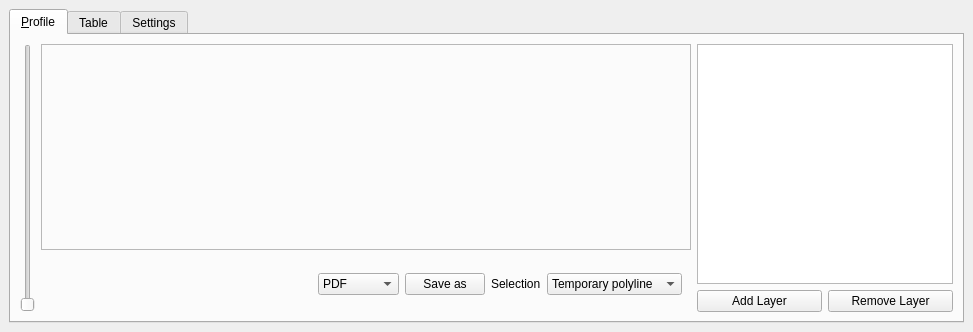
First picture: the form in ui/profiletool.ui, repository etiennesky/profiletool, before the edit.
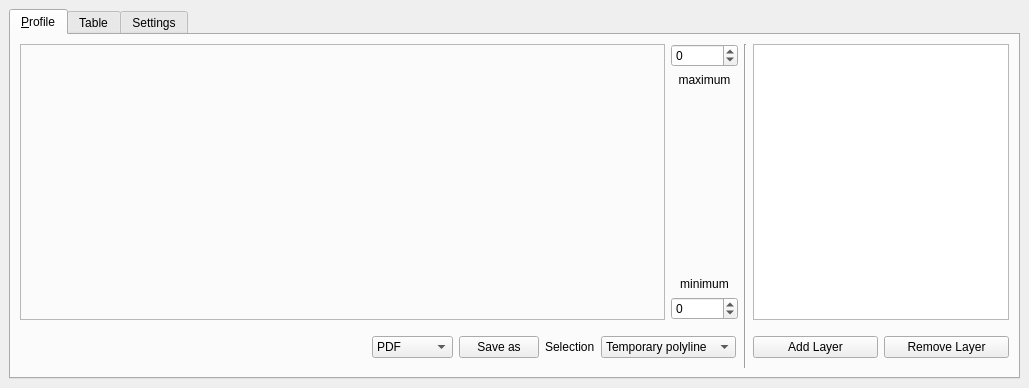
Second picture: the form after the edit.

Commit message: Spinboxes for the Y scale range. Code cleanups. Fixes #6

```diff
--- a/ui/profiletool.ui
+++ b/ui/profiletool.ui
@@ -6,8 +6,8 @@
    <rect>
     <x>0</x>
     <y>0</y>
-    <width>973</width>
-    <height>332</height>
+    <width>1029</width>
+    <height>388</height>
    </rect>
   </property>
   <property name="windowTitle">
@@ -51,44 +51,31 @@
        <attribute name="title">
         <string>&amp;Profile</string>
        </attribute>
-       <layout class="QGridLayout">
-        <item row="1" column="0">
-         <layout class="QHBoxLayout" name="_2">
+       <layout class="QHBoxLayout" name="horizontalLayout_2">
           <item>
            <layout class="QGridLayout" name="gridLayout">
-            <item row="0" column="1">
-             <widget class="QFrame" name="frame_for_plot">
+          <item row="0" column="5">
+           <widget class="QTableView" name="tableView">
               <property name="sizePolicy">
-               <sizepolicy hsizetype="Preferred" vsizetype="Preferred">
-                <horstretch>0</horstretch>
-                <verstretch>1</verstretch>
-               </sizepolicy>
-              </property>
-              <property name="frameShape">
-               <enum>QFrame::StyledPanel</enum>
-              </property>
-              <property name="frameShadow">
-               <enum>QFrame::Raised</enum>
-              </property>
-              <layout class="QVBoxLayout" name="verticalLayout_9"/>
-             </widget>
-            </item>
-            <item row="0" column="0" rowspan="2">
-             <widget class="QSlider" name="scaleSlider">
-              <property name="sizePolicy">
-               <sizepolicy hsizetype="Maximum" vsizetype="Expanding">
+             <sizepolicy hsizetype="Preferred" vsizetype="Expanding">
                 <horstretch>0</horstretch>
                 <verstretch>0</verstretch>
                </sizepolicy>
               </property>
-              <property name="orientation">
-               <enum>Qt::Vertical</enum>
+            <property name="minimumSize">
+             <size>
+              <width>10</width>
+              <height>10</height>
+             </size>
               </property>
              </widget>
             </item>
-            <item row="1" column="1">
+          <item row="1" column="2" colspan="2">
              <widget class="QWidget" name="widget_save_buttons" native="true">
               <layout class="QHBoxLayout" name="horizontalLayout_3">
+             <property name="margin">
+              <number>2</number>
+             </property>
                <item>
                 <widget class="QStackedWidget" name="stackedWidget">
                  <property name="currentIndex">
@@ -172,6 +159,9 @@
                    <verstretch>0</verstretch>
                   </sizepolicy>
                  </property>
+               <property name="frame">
+                <bool>true</bool>
+               </property>
                  <item>
                   <property name="text">
                    <string>Temporary polyline</string>
@@ -187,28 +177,97 @@
               </layout>
              </widget>
             </item>
+          <item row="0" column="3">
+           <layout class="QVBoxLayout" name="verticalLayout_5">
+            <item>
+             <widget class="QSpinBox" name="sbMaxVal">
+              <property name="minimum">
+               <number>-99999</number>
+              </property>
+              <property name="maximum">
+               <number>999999</number>
+              </property>
+             </widget>
+            </item>
+            <item>
+             <widget class="QLabel" name="label_2">
+              <property name="text">
+               <string>maximum</string>
+              </property>
+              <property name="alignment">
+               <set>Qt::AlignHCenter|Qt::AlignTop</set>
+              </property>
+             </widget>
+            </item>
+            <item>
+             <spacer name="verticalSpacer_2">
+              <property name="orientation">
+               <enum>Qt::Vertical</enum>
+              </property>
+              <property name="sizeHint" stdset="0">
+               <size>
+                <width>20</width>
+                <height>40</height>
+               </size>
+              </property>
+             </spacer>
+            </item>
+            <item>
+             <widget class="QLabel" name="label_3">
+              <property name="text">
+               <string>minimum</string>
+              </property>
+              <property name="alignment">
+               <set>Qt::AlignBottom|Qt::AlignHCenter</set>
+              </property>
+              <property name="margin">
+               <number>3</number>
+              </property>
+             </widget>
+            </item>
+            <item>
+             <widget class="QSpinBox" name="sbMinVal">
+              <property name="minimum">
+               <number>-99999</number>
+              </property>
+              <property name="maximum">
+               <number>999999</number>
+              </property>
+             </widget>
+            </item>
            </layout>
           </item>
-          <item>
-           <layout class="QVBoxLayout" name="verticalLayout">
-            <item>
-             <widget class="QTableView" name="tableView">
+          <item row="0" column="2">
+           <widget class="QFrame" name="frame_for_plot">
               <property name="sizePolicy">
-               <sizepolicy hsizetype="Preferred" vsizetype="Expanding">
+             <sizepolicy hsizetype="Expanding" vsizetype="Preferred">
                 <horstretch>0</horstretch>
-                <verstretch>0</verstretch>
-               </sizepolicy>
-              </property>
-              <property name="minimumSize">
-               <size>
-                <width>10</width>
-                <height>10</height>
-               </size>
-              </property>
-             </widget>
-            </item>
-            <item>
+              <verstretch>1</verstretch>
+             </sizepolicy>
+            </property>
+            <property name="frameShape">
+             <enum>QFrame::StyledPanel</enum>
+            </property>
+            <property name="frameShadow">
+             <enum>QFrame::Raised</enum>
+            </property>
+            <layout class="QVBoxLayout" name="verticalLayout_9"/>
+           </widget>
+          </item>
+          <item row="1" column="5">
              <layout class="QHBoxLayout" name="horizontalLayout">
+            <property name="spacing">
+             <number>-1</number>
+            </property>
+            <property name="leftMargin">
+             <number>0</number>
+            </property>
+            <property name="topMargin">
+             <number>0</number>
+            </property>
+            <property name="bottomMargin">
+             <number>0</number>
+            </property>
               <item>
                <widget class="QPushButton" name="pushButton_2">
                 <property name="minimumSize">
@@ -249,8 +308,26 @@
               </item>
              </layout>
             </item>
-           </layout>
-          </item>
+          <item row="0" column="4" rowspan="2">
+           <widget class="Line" name="line">
+            <property name="minimumSize">
+             <size>
+              <width>0</width>
+              <height>0</height>
+             </size>
+            </property>
+            <property name="orientation">
+             <enum>Qt::Vertical</enum>
+            </property>
+           </widget>
+          </item>
+         </layout>
+        </item>
+        <item>
+         <layout class="QVBoxLayout" name="verticalLayout">
+          <property name="bottomMargin">
+           <number>2</number>
+          </property>
          </layout>
         </item>
        </layout>
```
Left out of the diff: 6 changed lines with no effect on the pictures. Lines whose indentation alone changed are shown as unchanged. The commit also changes 5 other files.
